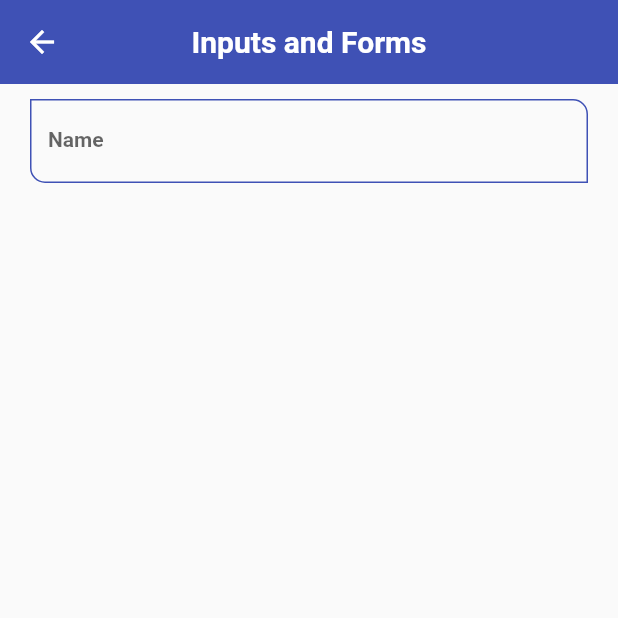
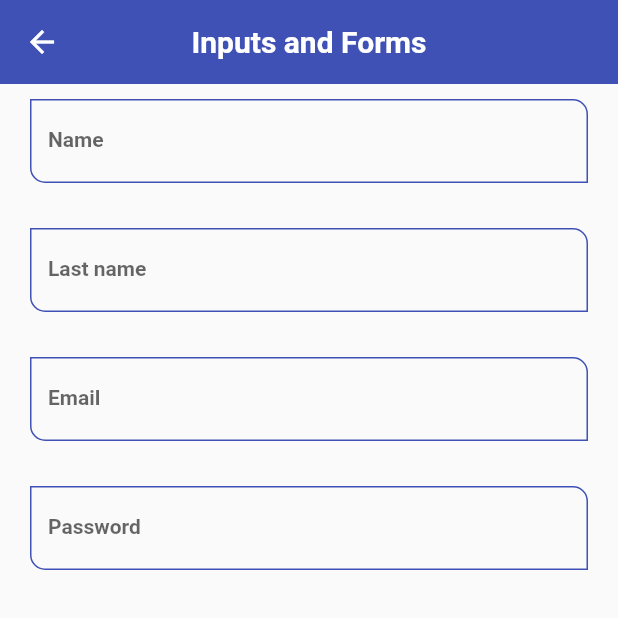
Before and after one commit to a-tiny-developer/flutter_components, a Flutter app: the InputsScreen screen opened by its route, on a phone screen of 412 x 824 dp, the top half of it. Run offline on Flutter 3.47's test engine with Material 2 defaults, Android fonts, the phone set to English and light mode, and no system bars; our stand-ins replace google_fonts.

Commit message:
email and password fields

```diff
--- a/lib/screens/inputs_screen.dart
+++ b/lib/screens/inputs_screen.dart
@@ -18,8 +18,26 @@ class InputsScreen extends StatelessWidget {
             children: const [
               CustomInputField(
                 labelText: 'Name',
-                hintText: 'User name',
+                hintText: 'User Name',
               ),
+              SizedBox(height: 30),
+              CustomInputField(
+                labelText: 'Last name',
+                hintText: 'User Last name',
+              ),
+              SizedBox(height: 30),
+              CustomInputField(
+                labelText: 'Email',
+                hintText: 'User Email',
+                keyboardType: TextInputType.emailAddress,
+              ),
+              SizedBox(height: 30),
+              CustomInputField(
+                labelText: 'Password',
+                hintText: 'User Password',
+                obscureText: true,
+              ),
+              SizedBox(height: 30),
             ],
           ),
         ),
--- a/lib/widgets/custom_input_field.dart
+++ b/lib/widgets/custom_input_field.dart
@@ -8,6 +8,8 @@ class CustomInputField extends StatelessWidget {
     this.helperText,
     this.icon,
     this.suffixIcon,
+    this.keyboardType,
+    this.obscureText = false,
   }) : super(key: key);
 
   final String? labelText;
@@ -15,6 +17,8 @@ class CustomInputField extends StatelessWidget {
   final String? helperText;
   final IconData? icon;
   final IconData? suffixIcon;
+  final TextInputType? keyboardType;
+  final bool obscureText;
 
   @override
   Widget build(BuildContext context) {
@@ -22,6 +26,8 @@ class CustomInputField extends StatelessWidget {
       autofocus: false,
       initialValue: '',
       textCapitalization: TextCapitalization.words,
+      keyboardType: keyboardType,
+      obscureText: obscureText,
       onChanged: (value) {
         // print('value: $value');
       },
```
